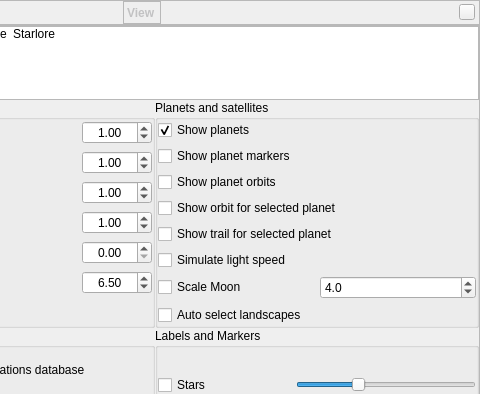
The window that src/gui/viewDialog.ui (519984307/stellarium_src) describes before a commit, drawn with Qt 5; both pictures show x 170 to 650 and y 0 to 394 of the 650 by 589 pixel window.
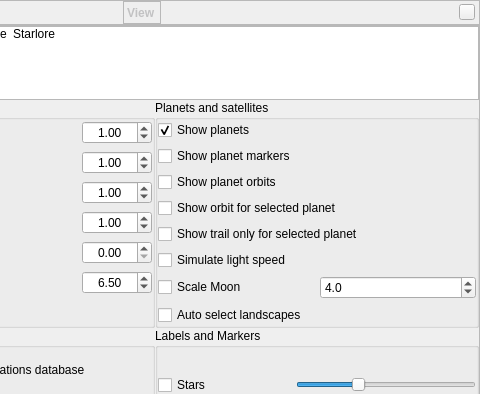
The same window after the commit. Icons and pictures are not drawn. Custom widgets are drawn as their Qt base class.

Commit message: Improved English and maintainability of translation.

Diff of the .ui file:
```diff
--- a/src/gui/viewDialog.ui
+++ b/src/gui/viewDialog.ui
@@ -845,7 +845,7 @@
                 <string>Deactivate this option if you want to see the trails for all celestial bodies from Solar system.</string>
                </property>
                <property name="text">
-                <string>Show trail for selected planet</string>
+                <string>Show trail only for selected planet</string>
                </property>
               </widget>
              </item>
```
Left out of the diff: 7 changed lines with no effect on the pictures. The commit also changes 1 other file.
